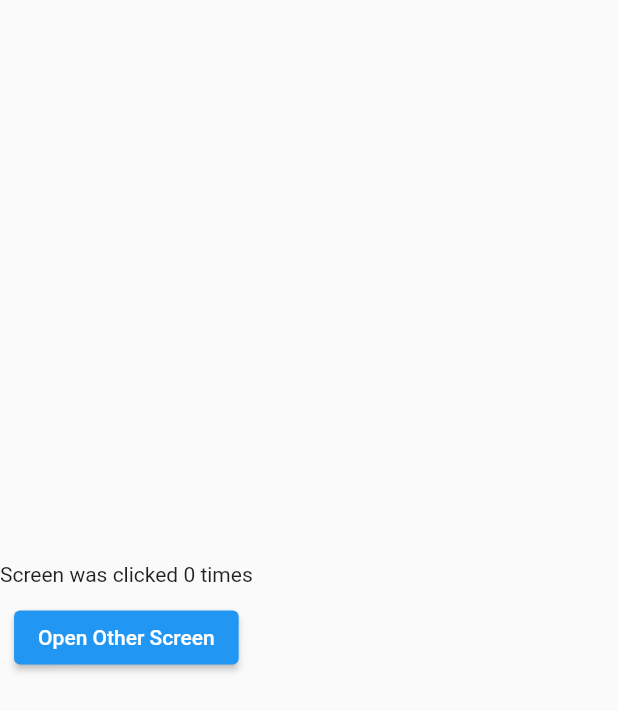
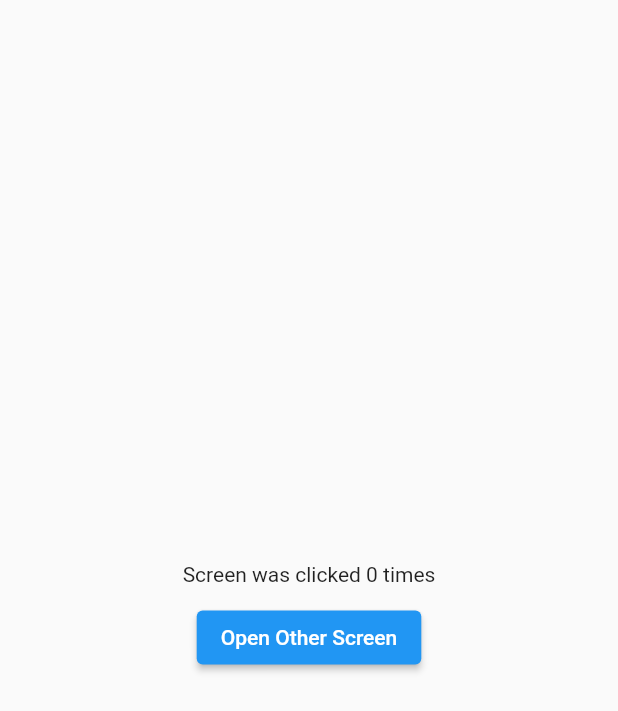
Before and after one commit to John-Thailand/dashboard, a Flutter app: the screen it shows after launch, after a tap on "Open Other Screen", on a phone screen of 412 x 824 dp. Shown: the top 711 px of the screen. Run offline on Flutter 3.47's test engine with Material 2 defaults, Android fonts, the phone set to English and light mode, and no system bars; our stand-ins replace get.

Commit message:
値を参照するばあ、0bxで囲う

```diff
--- a/lib/screens/home.dart
+++ b/lib/screens/home.dart
@@ -8,7 +8,8 @@ class HomeScreen extends StatelessWidget {
   @override
   Widget build(BuildContext context) {
     return Scaffold(
-      body: Column(
+      body: Obx(
+        () => Column(
           mainAxisAlignment: MainAxisAlignment.center,
           children: [
             Center(child: Text("Clicks: ${counterController.counter.value}")),
@@ -17,9 +18,10 @@ class HomeScreen extends StatelessWidget {
               onPressed: () {
                 Get.to(OtherScreen());
               },
-            child: Text("Open Other Screen"),
+              child: const Text("Open Other Screen"),
             ),
           ],
+        ),
       ),
       floatingActionButton: FloatingActionButton(
         onPressed: () {
--- a/lib/screens/other.dart
+++ b/lib/screens/other.dart
@@ -10,13 +10,17 @@ class OtherScreen extends StatelessWidget {
       body: Column(
         mainAxisAlignment: MainAxisAlignment.center,
         children: [
-          Text("Screen was clicked ${_counterController.counter.value} times"),
+          Center(
+              child: Text(
+                  "Screen was clicked ${_counterController.counter.value} times")),
           const SizedBox(height: 10),
-          ElevatedButton(
-            onPressed: () {
-              Get.back();
-            },
-            child: const Text("Open Other Screen"),
+          Center(
+            child: ElevatedButton(
+              onPressed: () {
+                Get.back();
+              },
+              child: const Text("Open Other Screen"),
+            ),
           ),
         ],
       ),
```
Lines whose indentation alone changed are shown as unchanged.
